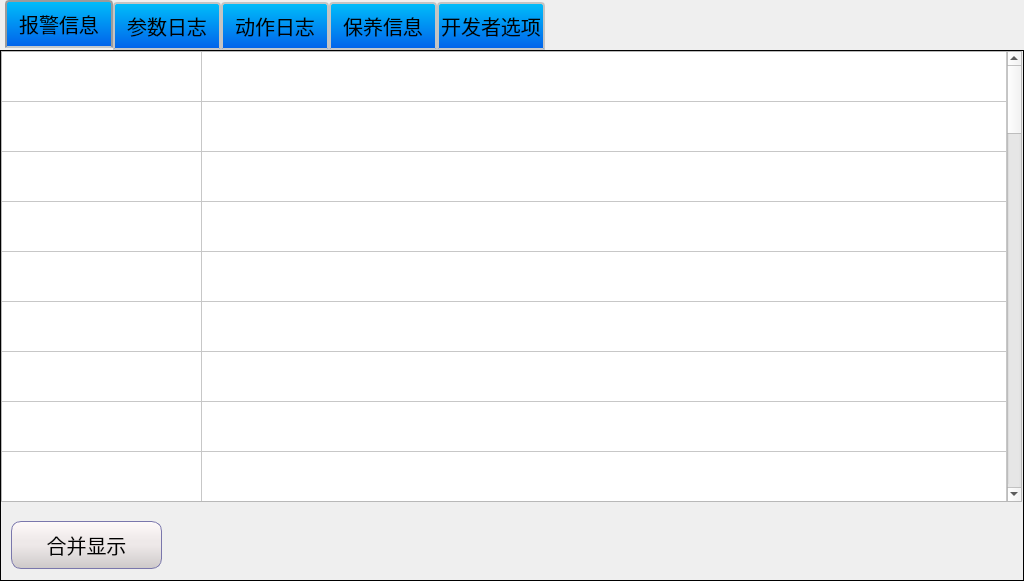
First picture: the form in alarmform.ui, repository Jade-yun/MachineTool, before the edit.
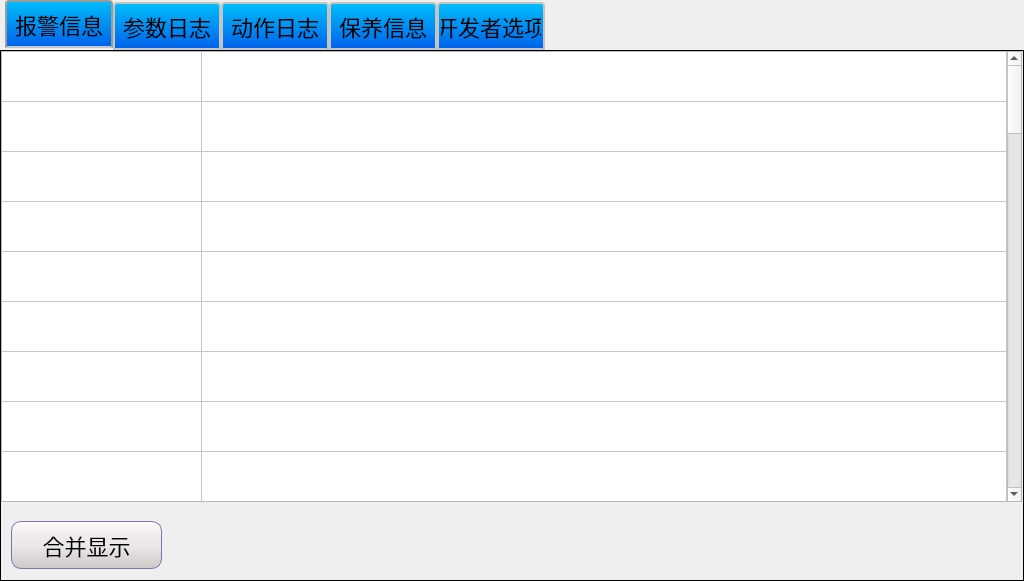
Second picture: the form after the edit. Icons and pictures are not drawn.

What changed in the file:
```diff
--- a/alarmform.ui
+++ b/alarmform.ui
@@ -16,13 +16,13 @@
   <property name="styleSheet">
    <string notr="true">QLabel { 
 	font-family: 'SimSun';
-	font-size: 20px; 
+	font-size: 22px; 
 }
 
 
 QWidget{ 
 	font-family: 'SimSun';
-	font-size: 20px; 
+	font-size: 22px; 
 }
 
 /*******************************************************/
@@ -61,7 +61,7 @@
 }
 /*****************************************************/
 QCheckBox { 
-font-size: 20px;
+font-size: 22px;
 font-weight:normal;
 font-family: 'SimSun';
 }
```
